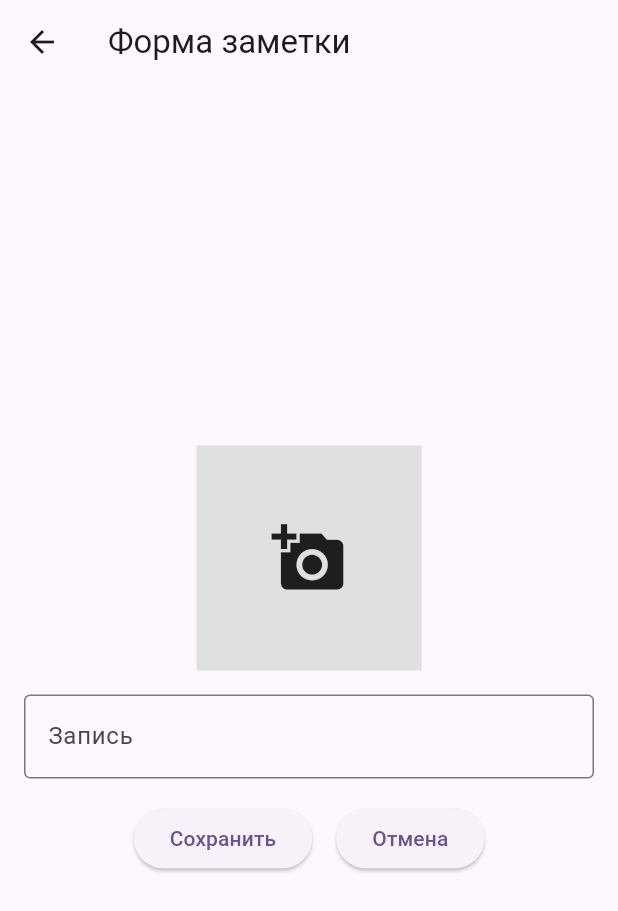
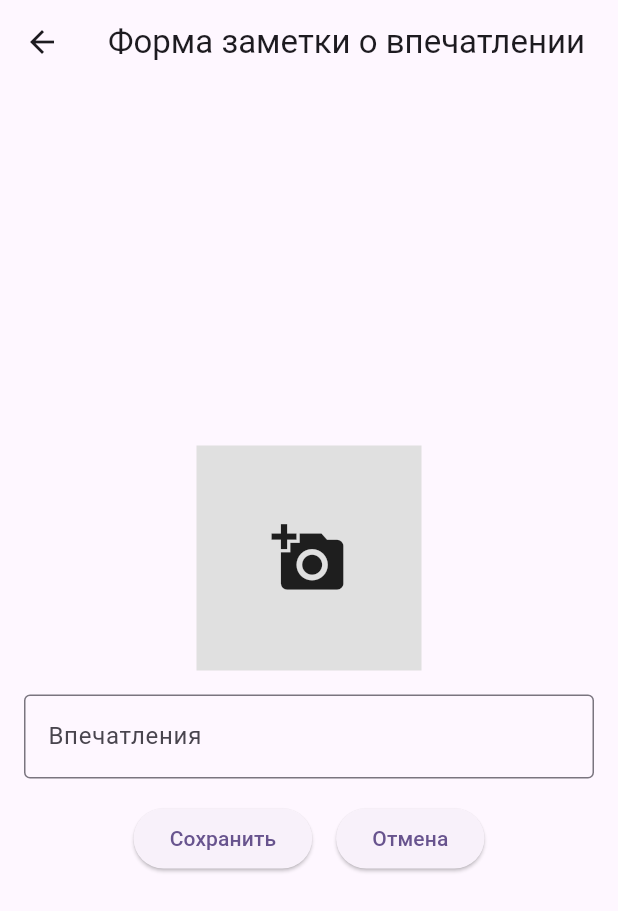
Before and after one commit to Leturgone/FlutterWorks1, a Flutter app: the ImpressionNoteFormScreen screen opened directly with empty values, on a phone screen of 412 x 824 dp. Shown: the top 911 px of the screen. Run offline on Flutter 3.47's test engine with Material 3 defaults, Android fonts, the phone set to English and light mode, and no system bars; network calls fail.

Commit message:
Незначительные изменения

```diff
--- a/work5/lib/features/comic_series/state/comic_series_container.dart
+++ b/work5/lib/features/comic_series/state/comic_series_container.dart
@@ -18,7 +18,7 @@ class ComicSeriesContainer extends StatefulWidget {
 class _ComicSeriesContainerState extends State<ComicSeriesContainer> {
   final List<ComicSeries> _seriesList = SharedData.seriesList;
 
-  ComicSeries? _selectedSeries; // выбранный комикс для отображения деталей
+  ComicSeries? _selectedSeries;
   Screen _currentScreen = Screen.list;
 
 
--- a/work5/lib/features/comic_series/widgets/comic_series_list_view.dart
+++ b/work5/lib/features/comic_series/widgets/comic_series_list_view.dart
@@ -9,10 +9,10 @@ class ComicSeriesListView extends StatelessWidget {
   final ValueChanged<ComicSeries> onSeriesTap;
 
   const ComicSeriesListView({
-    Key? key,
+    super.key,
     required this.seriesList,
     required this.onSeriesTap,
-  }) : super(key: key);
+  });
 
   @override
   Widget build(BuildContext context) {
--- a/work5/lib/features/impression_note/screens/impression_note_form_screen.dart
+++ b/work5/lib/features/impression_note/screens/impression_note_form_screen.dart
@@ -51,7 +51,7 @@ class _ImpressionNoteFormScreenState extends State<ImpressionNoteFormScreen> {
   Widget build(BuildContext context) {
     return Scaffold(
       appBar: AppBar(
-        title: Text('Форма заметки'),
+        title: Text('Форма заметки о впечатлении'),
       ),
       body: Center(
         child: SingleChildScrollView(
@@ -73,7 +73,7 @@ class _ImpressionNoteFormScreenState extends State<ImpressionNoteFormScreen> {
                 child: TextField(
                   controller: _noteController,
                   decoration: InputDecoration(
-                    labelText: 'Запись',
+                    labelText: 'Впечатления',
                     border: OutlineInputBorder(),
                   ),
                   maxLines: null,
--- a/work5/lib/features/impression_note/screens/impression_note_list_screen.dart
+++ b/work5/lib/features/impression_note/screens/impression_note_list_screen.dart
@@ -1,4 +1,3 @@
-
 
 import 'package:flutter/material.dart';
 import 'package:work5/features/impression_note/models/impression_note.dart';
```
